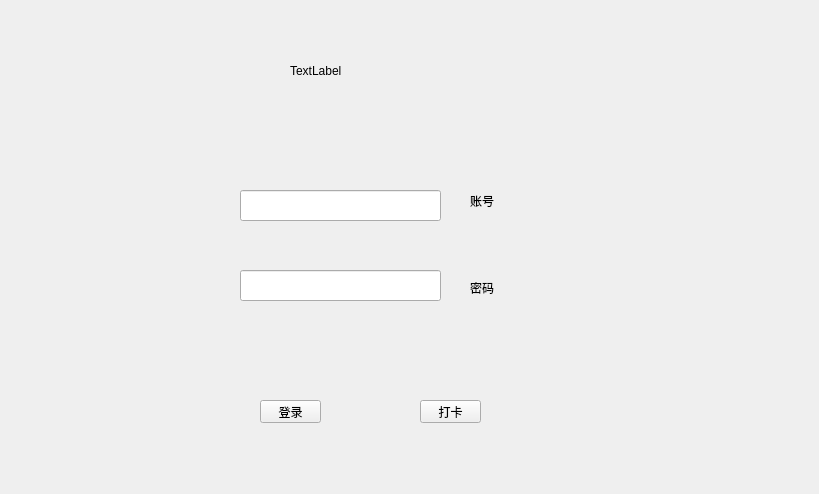
Before: the Qt Designer form Payroll_analysis_system/widget.ui in CHENSIJIN123/Payroll_analysis_system, drawn with Qt 5.
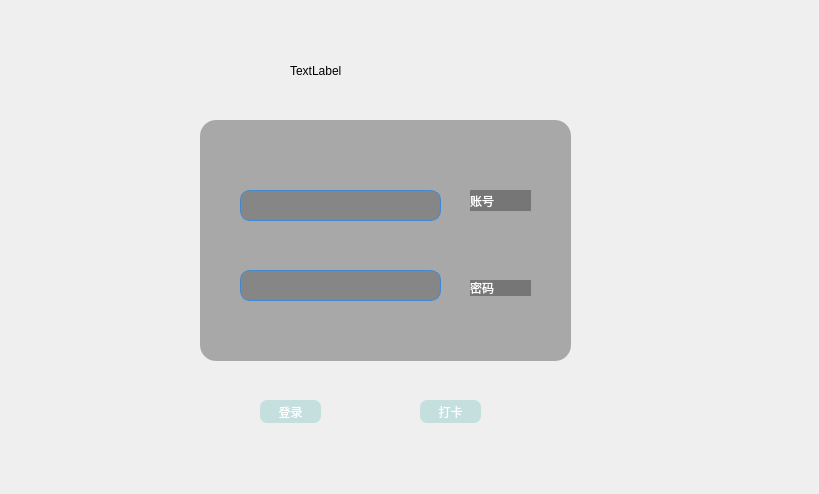
After: the same form once the commit is applied.

Diff of the .ui file:
```diff
--- a/Payroll_analysis_system/widget.ui
+++ b/Payroll_analysis_system/widget.ui
@@ -13,6 +13,9 @@
   <property name="windowTitle">
    <string>Widget</string>
   </property>
+  <property name="styleSheet">
+   <string notr="true"/>
+  </property>
   <widget class="QWidget" name="widget" native="true">
    <property name="geometry">
     <rect>
@@ -22,6 +25,12 @@
      <height>241</height>
     </rect>
    </property>
+   <property name="styleSheet">
+    <string notr="true">border-image:none;
+border-radius:16px;
+background:rgba(0,0,0,0.3);
+color:#fff</string>
+   </property>
    <widget class="QLineEdit" name="le_name">
     <property name="geometry">
      <rect>
@@ -31,6 +40,13 @@
       <height>31</height>
      </rect>
     </property>
+    <property name="styleSheet">
+     <string notr="true">border-radius: 10px;
+border: 1px solid #4288CE;
+background:rgba(0,0,0,0.2);
+color:#fff;
+border-image:none;</string>
+    </property>
    </widget>
    <widget class="QLineEdit" name="le_psw">
     <property name="geometry">
@@ -41,6 +57,13 @@
       <height>31</height>
      </rect>
     </property>
+    <property name="styleSheet">
+     <string notr="true">border-radius: 10px;
+border: 1px solid #4288CE;
+background:rgba(0,0,0,0.2);
+color:#fff;
+border-image:none;</string>
+    </property>
    </widget>
    <widget class="QLabel" name="label">
     <property name="geometry">
@@ -78,6 +101,15 @@
      <height>23</height>
     </rect>
    </property>
+   <property name="styleSheet">
+    <string notr="true">background: rgba(154, 207, 206,0.5);
+color: rgb(255, 255, 255);
+border:none;
+border-radius:7px;
+cursor:pointer;
+border-image:none;
+</string>
+   </property>
    <property name="text">
     <string>登录</string>
    </property>
@@ -91,6 +123,15 @@
      <height>23</height>
     </rect>
    </property>
+   <property name="styleSheet">
+    <string notr="true">background: rgba(154, 207, 206,0.5);
+color: rgb(255, 255, 255);
+border:none;
+border-radius:7px;
+cursor:pointer;
+border-image:none;
+</string>
+   </property>
    <property name="text">
     <string>打卡</string>
    </property>
```
